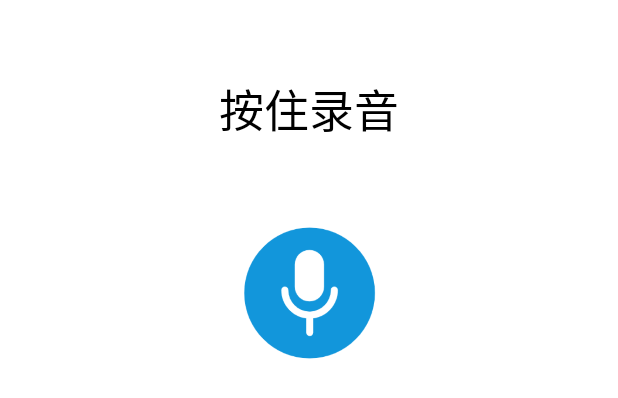
After one commit to MJYmajiayuan/Notepad, an Android app: the layout activity_record.xml on its own in the app's theme, with its tools: preview values and no code run, on a phone screen of 412 x 824 dp. The commit adds this screen. Shown: the top 398 px of the screen. Run offline under Robolectric (Android 15) with nearby library versions, the phone set to English and light mode, and no system bars.

Commit message:
eighth commit.

```diff
--- a/app/src/main/java/com/android/notepad/login/Repository.java
+++ b/app/src/main/java/com/android/notepad/login/Repository.java
@@ -28,8 +28,8 @@ public class Repository {
         NoteDao.getInstance().updateNote(note);
     }
 
-    public void deleteNote(Note note) {
-        NoteDao.getInstance().deleteNote(note);
+    public void deleteNote(int noteId) {
+        NoteDao.getInstance().deleteNote(noteId);
     }
 
     public List<Note> queryNote() {
--- /dev/null
+++ b/app/src/main/res/layout/activity_record.xml
@@ -0,0 +1,27 @@
+<?xml version="1.0" encoding="utf-8"?>
+<LinearLayout xmlns:android="http://schemas.android.com/apk/res/android"
+    android:orientation="vertical"
+    android:layout_width="match_parent"
+    android:layout_height="match_parent"
+    android:background="@color/white"
+    android:paddingTop="50dp"
+    android:paddingBottom="50dp">
+
+    <TextView
+        android:id="@+id/record_text"
+        android:layout_width="wrap_content"
+        android:layout_height="wrap_content"
+        android:text="按住录音"
+        android:textSize="30sp"
+        android:textColor="@color/black"
+        android:layout_gravity="center_horizontal"/>
+
+    <ImageView
+        android:id="@+id/record_img"
+        android:layout_width="100dp"
+        android:layout_height="100dp"
+        android:layout_gravity="center_horizontal"
+        android:layout_marginTop="50dp"
+        android:src="@drawable/icon_record" />
+
+</LinearLayout>
--- a/app/src/main/res/values/themes.xml
+++ b/app/src/main/res/values/themes.xml
@@ -12,5 +12,21 @@
         <!-- Status bar color. -->
         <item name="android:statusBarColor" tools:targetApi="l">?attr/colorPrimaryVariant</item>
         <!-- Customize your theme here. -->
+
+    </style>
+
+    <style name="RecordTheme" parent="Theme.AppCompat.Dialog">
+        <!-- Primary brand color. -->
+        <item name="colorPrimary">@color/purple_500</item>
+        <item name="colorPrimaryVariant">@color/purple_700</item>
+        <item name="colorOnPrimary">@color/white</item>
+        <!-- Secondary brand color. -->
+        <item name="colorSecondary">@color/teal_200</item>
+        <item name="colorSecondaryVariant">@color/teal_700</item>
+        <item name="colorOnSecondary">@color/black</item>
+        <!-- Status bar color. -->
+        <item name="android:statusBarColor" tools:targetApi="l">?attr/colorPrimaryVariant</item>
+        <!-- Customize your theme here. -->
+        <item name="windowNoTitle">true</item>
     </style>
 </resources>
```
Also changed, not shown: app/src/main/AndroidManifest.xml (+9 -3 lines), app/src/main/java/com/android/notepad/MainActivity.java (+3 -23 lines), app/src/main/java/com/android/notepad/NotepadApplication.java (added, +16 -0 lines), app/src/main/java/com/android/notepad/login/dao/NoteDao.java (+5 -3 lines), app/src/main/java/com/android/notepad/login/dao/NoteDatabaseHelper.java (+1 -11 lines), app/src/main/java/com/android/notepad/ui/edit/EditActivity.java (+70 -9 lines), app/src/main/java/com/android/notepad/ui/edit/RecordActivity.java (added, +122 -0 lines), app/src/main/res/drawable/ic_baseline_delete_outline_24.xml (added, +10 -0 lines), app/src/main/res/layout/activity_edit.xml (+13 -1 lines), app/src/main/res/menu/edit_toolbar.xml (added, +10 -0 lines), app/src/main/res/drawable/icon_record.png (added), app/src/main/res/drawable/icon_record_press.png (added), app/src/main/res/drawable/icon_sound.png (added).
